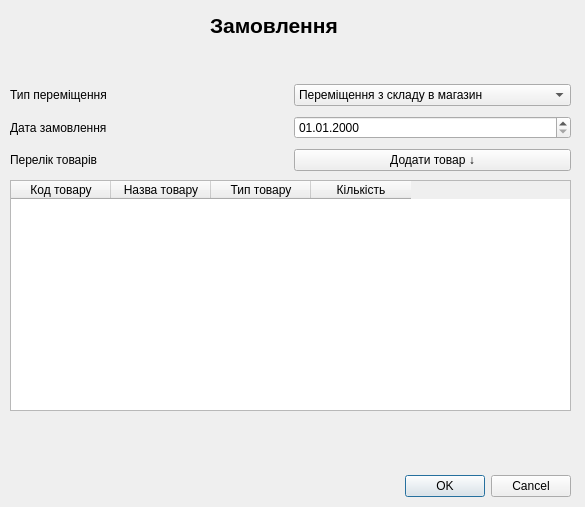
Qt form moveorder.ui (stand-by/Qt_PostgreSQL_application) before a commit.
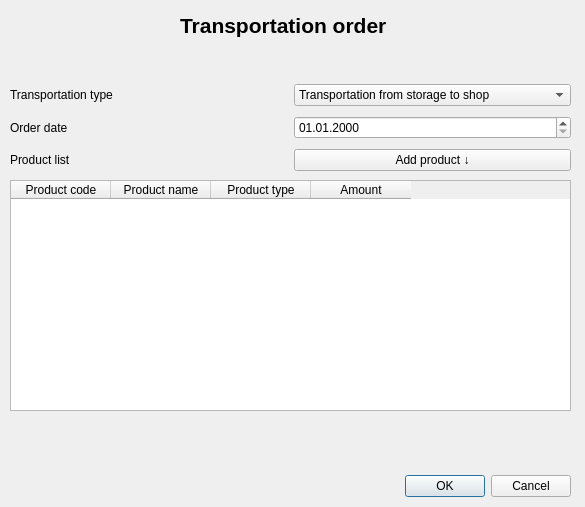
The same form after that commit.

```diff
--- a/moveorder.ui
+++ b/moveorder.ui
@@ -40,31 +40,31 @@
    </property>
    <column>
     <property name="text">
-     <string>Код товару</string>
+     <string>Product code</string>
     </property>
    </column>
    <column>
     <property name="text">
-     <string>Назва товару</string>
+     <string>Product name</string>
     </property>
    </column>
    <column>
     <property name="text">
-     <string>Тип товару</string>
+     <string>Product type</string>
     </property>
    </column>
    <column>
     <property name="text">
-     <string>Кiлькiсть</string>
+     <string>Amount</string>
     </property>
    </column>
   </widget>
   <widget class="QLabel" name="label_header">
    <property name="geometry">
     <rect>
-     <x>210</x>
+     <x>180</x>
      <y>10</y>
-     <width>131</width>
+     <width>211</width>
      <height>31</height>
     </rect>
    </property>
@@ -76,7 +76,7 @@
     </font>
    </property>
    <property name="text">
-    <string>Замовлення</string>
+    <string>Transportation order</string>
    </property>
   </widget>
   <widget class="QWidget" name="layoutWidget">
@@ -92,7 +92,7 @@
     <item row="0" column="0">
      <widget class="QLabel" name="label_type">
       <property name="text">
-       <string>Тип перемiщення</string>
+       <string>Transportation type</string>
       </property>
      </widget>
     </item>
@@ -102,7 +102,7 @@
        <widget class="QComboBox" name="comboBox_types">
         <item>
          <property name="text">
-          <string>Переміщення з складу в магазин</string>
+          <string>Transportation from storage to shop</string>
          </property>
         </item>
         <item>
@@ -117,7 +117,7 @@
     <item row="1" column="0">
      <widget class="QLabel" name="label_order_date">
       <property name="text">
-       <string>Дата замовлення</string>
+       <string>Order date</string>
       </property>
      </widget>
     </item>
@@ -131,14 +131,14 @@
     <item row="2" column="0">
      <widget class="QLabel" name="label_list">
       <property name="text">
-       <string>Перелiк товарiв</string>
+       <string>Product list</string>
       </property>
      </widget>
     </item>
     <item row="2" column="1">
      <widget class="QPushButton" name="button_addproduct">
       <property name="text">
-       <string>Додати товар ↓</string>
+       <string>Add product ↓</string>
       </property>
      </widget>
     </item>
```
Left out of the diff: 2 changed lines with no effect on the pictures.
